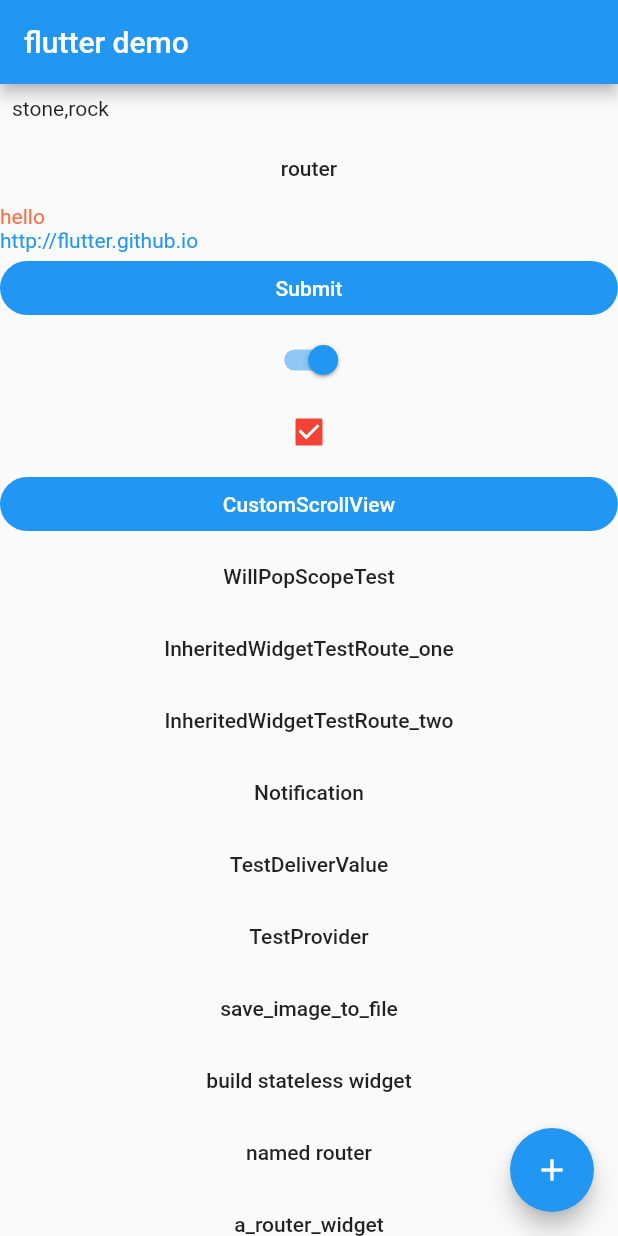
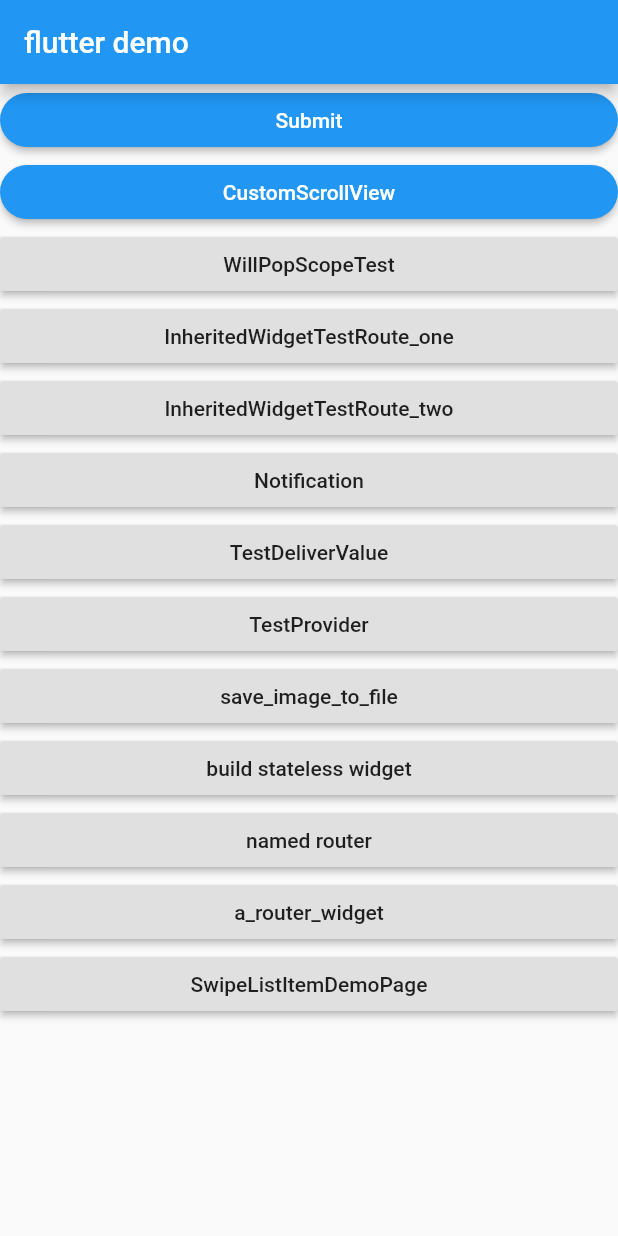
Before and after one commit to huangyuanlove/all_flutter_widget, a Flutter app: the MyPageHome screen opened directly, on a phone screen of 412 x 824 dp. Run offline on Flutter 3.47's test engine with Material 2 defaults, Android fonts, the light colour scheme and no system bars; our stand-ins replace photo_view; missing offline and left inert: keyboard_visibility; statements that could not run were skipped.

Commit message:
告一段落

```diff
--- a/lib/widget_test/MyPageHome.dart
+++ b/lib/widget_test/MyPageHome.dart
@@ -1,7 +1,4 @@
 import 'package:flutter/material.dart';
-import 'RandomWordsWidget.dart';
-import 'CounterWidget.dart';
-import 'SwitchAndCheckBox.dart';
 import 'ImageViewPager.dart';
 import 'test_small_widget.dart';
 import 'will_pop_scope.dart';
@@ -15,6 +12,7 @@
 import 'save_image_to_file.dart';
 import 'test_build_stateless.dart';
 import 'package:flutter_widget/widget_test/listview_slide/swipe_list_item_demo_page.dart';
+
 class MyPageHome extends StatefulWidget {
   @override
   MyPageHomeState createState() => new MyPageHomeState();
@@ -23,12 +21,6 @@
 class MyPageHomeState extends State<MyPageHome> {
   int count = 0;
   GlobalKey scaffoldKey = new GlobalKey();
-
-  void _increase() {
-    setState(() {
-      count++;
-    });
-  }
 
   @override
   Widget build(BuildContext context) {
@@ -40,28 +32,7 @@
       body: new Center(
         child: new ListView(
           children: <Widget>[
-            RandomWordsWidget(),
-
-            FlatButton(
-              child: Text("router"),
-              onPressed: () {
-                Navigator.push(context,
-                    new MaterialPageRoute(builder: (context) {
-                  return new CounterWidget();
-                }));
-              },
-            ),
-            Text.rich(TextSpan(children: [
-              TextSpan(
-                text: "hello\n",
-                style: TextStyle(color: Colors.deepOrangeAccent),
-              ),
-              TextSpan(
-                  text: "http://flutter.github.io",
-                  style: TextStyle(color: Colors.blue))
-            ])),
-
-            FlatButton(
+            RaisedButton(
               color: Colors.blue,
               highlightColor: Colors.blue[700],
               colorBrightness: Brightness.dark,
@@ -69,16 +40,14 @@
               child: Text("Submit"),
               shape: RoundedRectangleBorder(
                   borderRadius: BorderRadius.circular(20.0)),
-              onPressed: () => {
+              onPressed: () {
                 Navigator.push(context,
                     new MaterialPageRoute(builder: (context) {
                   return ImageViewPager();
-                    }))
+                }));
               },
             ),
-
-            SwitchAndCheckBoxTestRoute(),
-            FlatButton(
+            RaisedButton(
               color: Colors.blue,
               highlightColor: Colors.blue[700],
               colorBrightness: Brightness.dark,
@@ -86,15 +55,13 @@
               child: Text("CustomScrollView"),
               shape: RoundedRectangleBorder(
                   borderRadius: BorderRadius.circular(20.0)),
-              onPressed: () => {
-                    Navigator.push(context,
-                        MaterialPageRoute(builder: (context) {
+              onPressed: () {
+                Navigator.push(context, MaterialPageRoute(builder: (context) {
                   return TestSmallWidget();
-                    }))
+                }));
               },
             ),
-
-            FlatButton(
+            RaisedButton(
               child: Text("WillPopScopeTest"),
               onPressed: () {
                 Navigator.push(context, MaterialPageRoute(builder: (context) {
@@ -102,7 +69,7 @@
                 }));
               },
             ),
-            FlatButton(
+            RaisedButton(
               child: Text("InheritedWidgetTestRoute_one"),
               onPressed: () {
                 Navigator.push(context, MaterialPageRoute(builder: (context) {
@@ -110,7 +77,7 @@
                 }));
               },
             ),
-            FlatButton(
+            RaisedButton(
               child: Text("InheritedWidgetTestRoute_two"),
               onPressed: () {
                 Navigator.push(context, MaterialPageRoute(builder: (context) {
@@ -118,7 +85,7 @@
                 }));
               },
             ),
-            FlatButton(
+            RaisedButton(
               child: Text("Notification"),
               onPressed: () {
                 Navigator.push(context, MaterialPageRoute(builder: (context) {
@@ -126,7 +93,7 @@
                 }));
               },
             ),
-            FlatButton(
+            RaisedButton(
               child: Text("TestDeliverValue"),
               onPressed: () {
                 Navigator.push(context, MaterialPageRoute(builder: (context) {
@@ -136,8 +103,7 @@
                 });
               },
             ),
-
-            FlatButton(
+            RaisedButton(
               child: Text("TestProvider"),
               onPressed: () {
                 final counter = CounterModel();
@@ -155,11 +121,9 @@
                 });
               },
             ),
-            FlatButton(
+            RaisedButton(
               child: Text("save_image_to_file"),
               onPressed: () {
-                final counter = CounterModel();
-                final textSize = 48;
                 Navigator.push(context, MaterialPageRoute(builder: (context) {
                   return SaveImageWidget();
                 })).then((onValue) {
@@ -167,7 +131,7 @@
                 });
               },
             ),
-            FlatButton(
+            RaisedButton(
               child: Text("build stateless widget"),
               onPressed: () {
                 Navigator.push(context, MaterialPageRoute(builder: (context) {
@@ -177,8 +141,7 @@
                 });
               },
             ),
-
-            FlatButton(
+            RaisedButton(
               child: Text("named router"),
               onPressed: () {
                 Navigator.pushNamed(context, "new_page",
@@ -188,7 +151,7 @@
                 });
               },
             ),
-            FlatButton(
+            RaisedButton(
               child: Text("a_router_widget"),
               onPressed: () {
                 Navigator.pushNamed(context, "a_router_widget").then((value) {
@@ -196,10 +159,10 @@
                 });
               },
             ),
-            FlatButton(
+            RaisedButton(
               child: Text("SwipeListItemDemoPage"),
               onPressed: () {
-                Navigator.push(context, MaterialPageRoute(builder: (context){
+                Navigator.push(context, MaterialPageRoute(builder: (context) {
                   return SwipeListItemDemoPage();
                 }));
               },
@@ -207,11 +170,6 @@
           ],
         ),
       ),
-      floatingActionButton: new FloatingActionButton(
-        onPressed: _increase,
-        child: new Icon(Icons.add),
-        tooltip: "tip tip",
-      ),
     );
   }
 }
--- a/lib/widget_test/RandomWordsWidget.dart
+++ /dev/null
@@ -1,15 +0,0 @@
-import 'package:flutter/material.dart';
-import 'package:english_words/english_words.dart';
-
-class RandomWordsWidget extends StatelessWidget{
-
-  @override
-  Widget build(BuildContext context) {
-    final WordPair wordPair = new WordPair.random();
-    return Padding(
-      padding: const EdgeInsets.all(8.0),
-      child: Text("${wordPair.first},${wordPair.second}"),
-    );
-  }
-
-}
--- a/lib/widget_test/SwitchAndCheckBox.dart
+++ /dev/null
@@ -1,42 +0,0 @@
-import 'package:flutter/material.dart';
-
-
-class SwitchAndCheckBoxTestRoute extends StatefulWidget{
-
-
-  @override
-  State<StatefulWidget> createState() {
-    return SwitchAndCheckBoxTestRouteState();
-  }
-}
-
-class SwitchAndCheckBoxTestRouteState extends State<SwitchAndCheckBoxTestRoute>{
-  bool _switchSelected=true; //维护单选开关状态
-  bool _checkboxSelected=true;//维护复选框状态
-
-  @override
-  Widget build(BuildContext context) {
-    return Column(
-      children: <Widget>[
-        Switch(
-          value: _switchSelected,//当前状态
-          onChanged:(value){
-            //重新构建页面
-            setState(() {
-              _switchSelected=value;
-            });
-          },
-        ),
-        Checkbox(
-          value: _checkboxSelected,
-          activeColor: Colors.red, //选中时的颜色
-          onChanged:(value){
-            setState(() {
-              _checkboxSelected=value;
-            });
-          } ,
-        )
-      ],
-    );
-  }
-}
```
Also changed, not shown: lib/all_widget.dart (+33 -33 lines), lib/widget_test/CounterWidget.dart (deleted, +0 -31 lines), 1 other file. Lines whose indentation alone changed are shown as unchanged.
